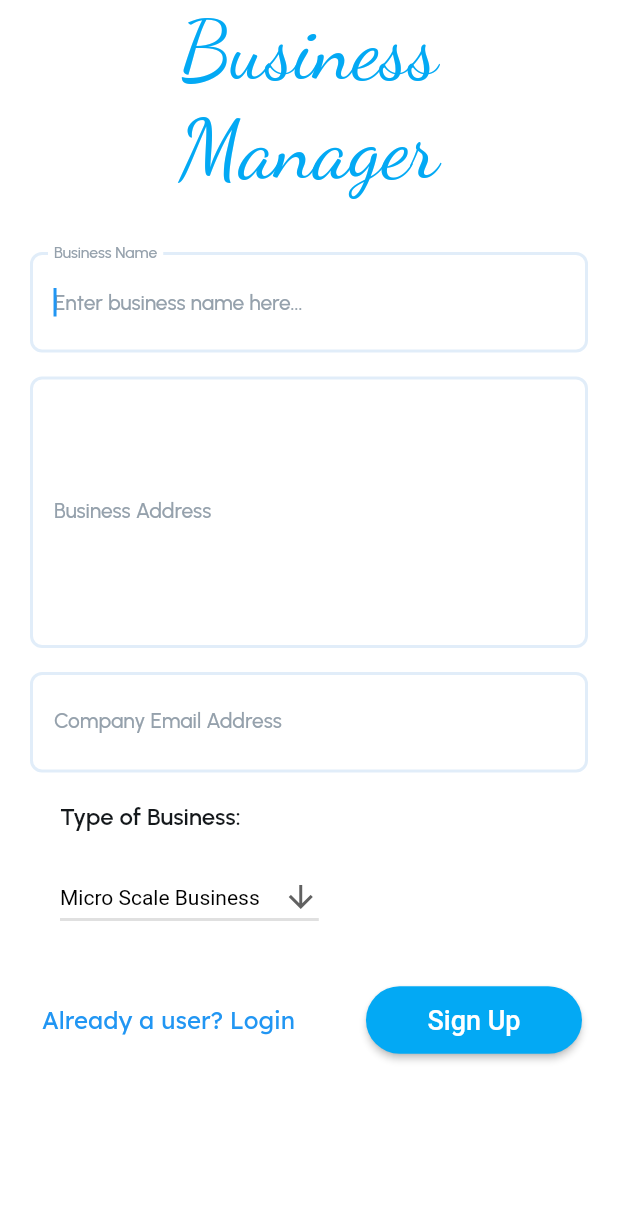
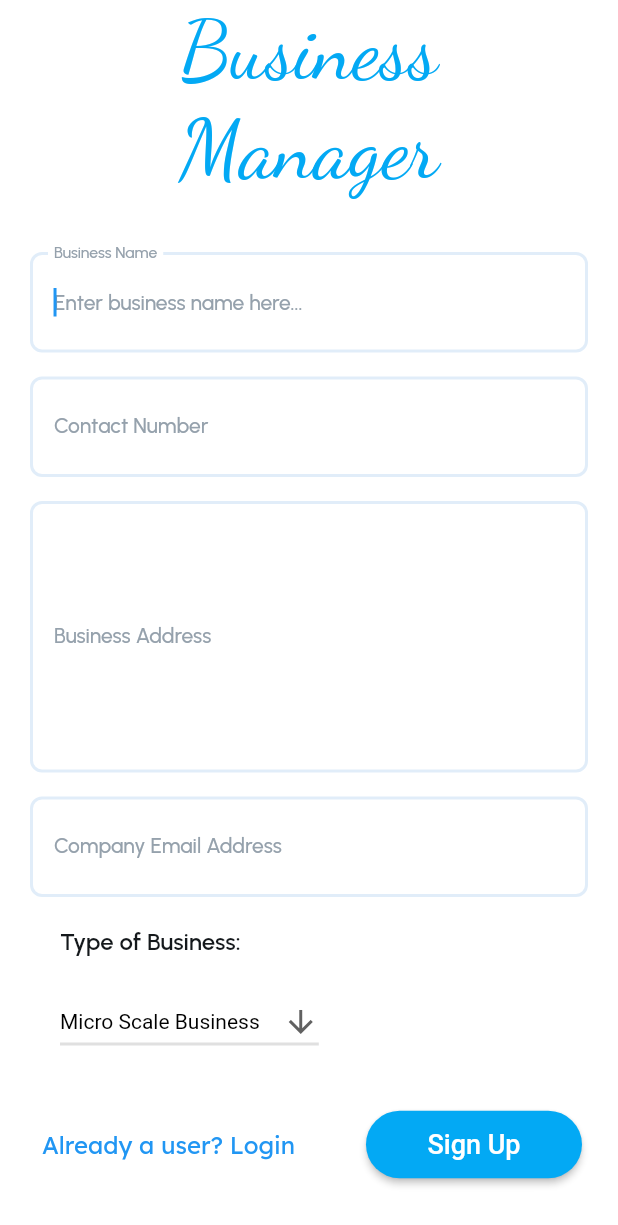
Before and after one commit to abaditya26/SPIT_T15_ps9, a Flutter app: the RegistrationWidget screen opened directly, on a phone screen of 412 x 824 dp. Shown: the top 1225 px of the screen. Run offline on Flutter 3.47's test engine with Material 2 defaults, Android fonts, the phone set to English and light mode, and no system bars; our stand-ins replace firebase_core, google_fonts; accounts and stored records are empty.

Commit message:
phone number added

```diff
--- a/lib/screens/business_register.dart
+++ b/lib/screens/business_register.dart
@@ -23,6 +23,7 @@ class _RegistrationWidget extends State<RegistrationWidget> {
   TextEditingController passwordController = TextEditingController();
 
   bool passwordVisibility = false;
+  String phone = "";
   bool _isLoading = false;
   final _formKey = GlobalKey<FormState>();
   final scaffoldKey = GlobalKey<ScaffoldState>();
@@ -32,7 +33,6 @@ class _RegistrationWidget extends State<RegistrationWidget> {
   void initState() {
     super.initState();
   }
-
 
   @override
   void dispose() {
@@ -47,7 +47,6 @@ class _RegistrationWidget extends State<RegistrationWidget> {
     b_size = value;
     print(b_size);
   }
-
 
   @override
   Widget build(BuildContext context) {
@@ -117,6 +116,36 @@ class _RegistrationWidget extends State<RegistrationWidget> {
                           children: [
                             Expanded(
                               child: TextFormField(
+                                autofocus: true,
+                                controller: contactController,
+                                validator: (value) {
+                                  return value != null
+                                      ? RegExp(r"^[6-9]\d{9}$")
+                                      .hasMatch(value)
+                                      ? null
+                                      : "Enter valid contact"
+                                      : "Contact required";
+                                },
+                                obscureText: false,
+                                decoration: inputDecoration(labelText: 'Contact Number', hintText: 'Enter contact number here...'),
+                                style: textStyle(),
+                                onChanged: (value) {phone = value;},
+                              ),
+                            ),
+                          ],
+                        ),
+                      ),
+
+
+                      Padding(
+                        padding:
+                            const EdgeInsetsDirectional.fromSTEB(0, 16, 0, 0),
+                        child: Row(
+                          mainAxisSize: MainAxisSize.max,
+                          mainAxisAlignment: MainAxisAlignment.center,
+                          children: [
+                            Expanded(
+                              child: TextFormField(
                                 maxLines: 7,
                                 autofocus: true,
                                 controller: addressController,
@@ -161,14 +190,14 @@ class _RegistrationWidget extends State<RegistrationWidget> {
                                 obscureText: false,
                                 decoration: inputDecoration(
                                     labelText: 'Company Email Address',
-                                    hintText: 'Enter company email address here...'),
+                                    hintText:
+                                        'Enter company email address here...'),
                                 style: textStyle(),
                               ),
                             ),
                           ],
                         ),
                       ),
-
 
                       Padding(
                         padding:
@@ -186,8 +215,6 @@ class _RegistrationWidget extends State<RegistrationWidget> {
                         ),
                       ),
 
-
-
                       Padding(
                         padding:
                             const EdgeInsetsDirectional.fromSTEB(0, 0, 0, 0),
@@ -199,7 +226,6 @@ class _RegistrationWidget extends State<RegistrationWidget> {
                           ],
                         ),
                       ),
-
 
                       Padding(
                         padding:
```
Lines whose indentation alone changed are shown as unchanged.
